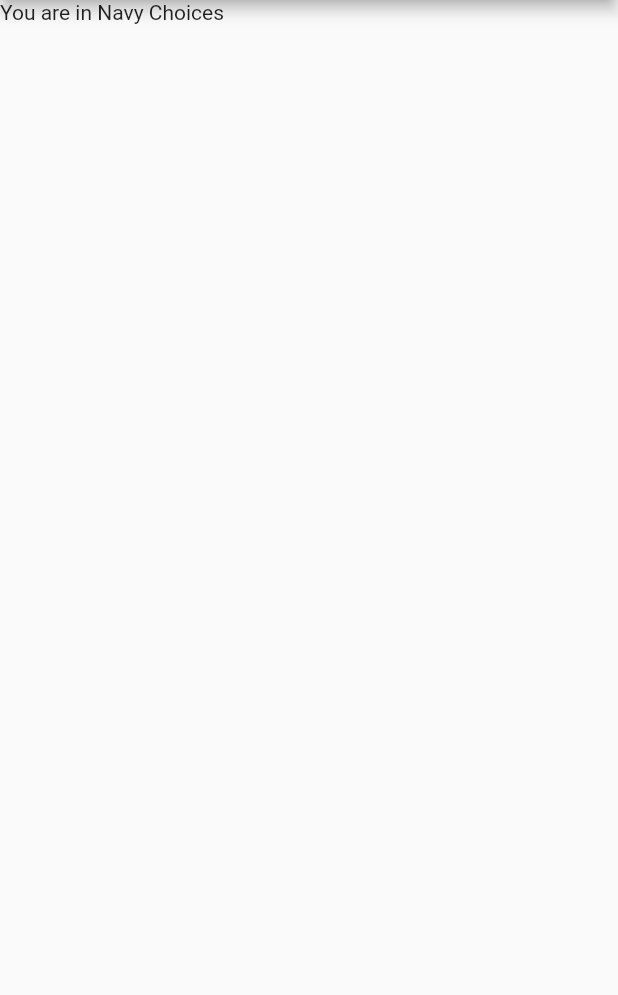
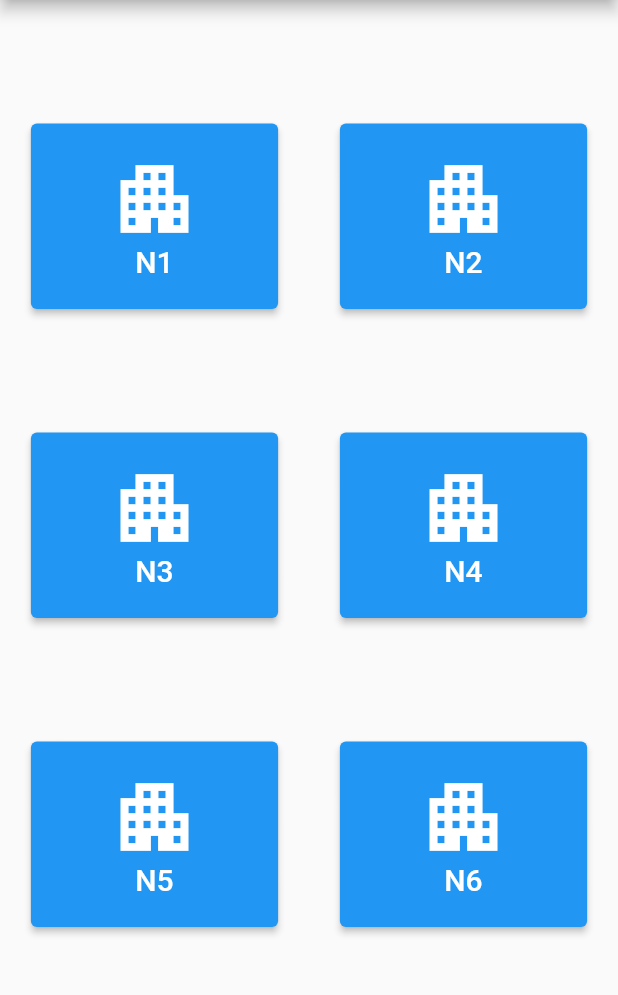
Before and after one commit to Aaron-m-ram/Flutter-Dormitory, a Flutter app: the NavyChoice screen opened directly, on a phone screen of 412 x 824 dp, the part 84-1079 px from its top. Run offline on Flutter 3.47's test engine with Material 2 defaults, Android fonts, the phone set to English and light mode, and no system bars.

Commit message:
Grid & Navy dorm info
did the grid view for Navy dorms and once you clidk on a navy dorm you get the card list that is clickable and takes you to call the person

```diff
--- a/flutter_dorm/lib/help.dart
+++ b/flutter_dorm/lib/help.dart
@@ -71,7 +71,8 @@ class _HelpState extends State<Help> {
                         style: TextStyle(fontSize: 30),
                       ),
                     ],
-                    )),
+                  ),
+                ),
                 const Spacer(),
                 ElevatedButton(
                   style: ElevatedButton.styleFrom(
--- a/flutter_dorm/lib/navy_dorm_choice.dart
+++ b/flutter_dorm/lib/navy_dorm_choice.dart
@@ -1,5 +1,8 @@
 import 'package:flutter/material.dart';
 import 'package:flutter_dorm/main.dart';
+import 'package:flutter_dorm/dorm_sources/navy_dorm_sources/navy_dorm_source1.dart';
+
+final namesArr = ['N1', 'N2', 'N3', 'N4', 'N5', 'N6'];
 
 class NavyChoice extends StatefulWidget {
   const NavyChoice({super.key});
@@ -11,6 +14,8 @@ class NavyChoice extends StatefulWidget {
 class _NavyChoiceState extends State<NavyChoice> {
   @override
   Widget build(BuildContext context) {
+    double deviceWidth = MediaQuery.of(context).size.width;
+    double deviceHeight = MediaQuery.of(context).size.height;
     return Scaffold(
         appBar: AppBar(
           title: const Text("who owns the dorm"),
@@ -36,7 +41,49 @@ class _NavyChoiceState extends State<NavyChoice> {
                 icon: const Icon(Icons.home))
           ],
         ),
-      body: const Text("You are in Navy Choices"),
+        body: GridView.count(
+          crossAxisCount: 2,
+          children: List.generate(
+            6,
+            (index) {
+              return Center(
+                child: Column(
+                  children: [
+                    const Spacer(),
+                    ElevatedButton(
+                      style: ElevatedButton.styleFrom(
+                        minimumSize:
+                            Size(deviceWidth * .40, deviceHeight * .15),
+                      ),
+                      onPressed: () {
+                        Navigator.of(context).push(
+                          MaterialPageRoute(
+                            builder: (BuildContext context) {
+                              return const NavyDormSource1();
+                            },
+                          ),
+                        );
+                        debugPrint("You pressed maintx");
+                      },
+                      child: Column(
+                        children: [
+                          const Icon(
+                            Icons.apartment,
+                            size: 60,
+                          ),
+                          Text(
+                            namesArr[index],
+                            style: const TextStyle(fontSize: 20),
+                          ),
+                        ],
+                      ),
+                    ),
+                  ],
+                ),
+              );
+            },
+          ),
+        ) //const Text("You are in Navy Choices"),
         );
   }
 }
```
Also changed, not shown: flutter_dorm/lib/dorm_sources/navy_dorm_sources/navy_dorm_source1.dart (added, +62 -0 lines). Lines whose indentation alone changed are shown as unchanged.
